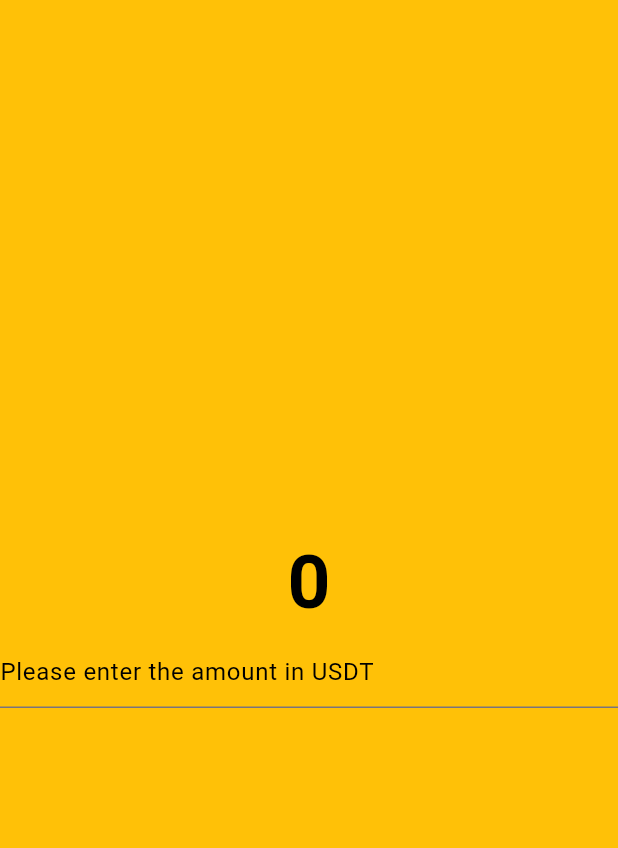
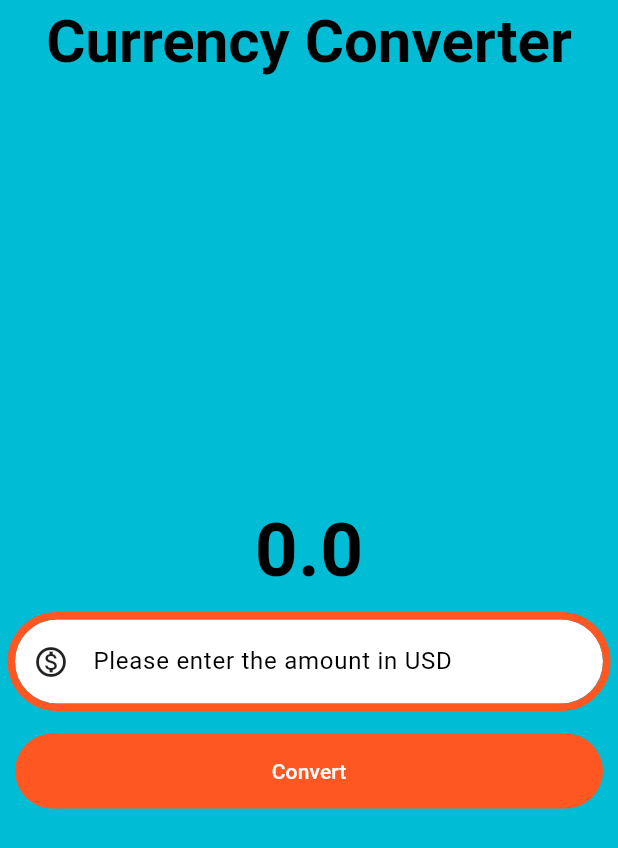
Before and after one commit to as-morat/currency_converter, a Flutter app: the screen it shows after launch, on a phone screen of 412 x 824 dp. Shown: the top 848 px of the screen. Run offline on Flutter 3.47's test engine with Material 3 defaults, Android fonts, the phone set to English and light mode, and no system bars.

Commit message:
Updated README, modified main.dart, replaced currency converter page with new UI

```diff
--- a/lib/Pages/currency_converter_material_page.dart
+++ /dev/null
@@ -1,39 +0,0 @@
-import 'package:flutter/material.dart';
-
-class Material_Page extends StatelessWidget {
-  const Material_Page({super.key});
-
-
-  @override
-  Widget build(BuildContext context) {
-    return const Scaffold(
-      backgroundColor: Colors.amber,
-      body: Center(
-          child: Column(
-            mainAxisAlignment: MainAxisAlignment.center,
-            children: [
-              Text(
-                  '0',
-                style: TextStyle(
-                  fontSize: 50,
-                  fontWeight: FontWeight.bold,
-                  color: Colors.black,
-                ),
-              ),
-              TextField(
-                style: TextStyle(
-                  color: Colors.black,
-                ),
-                decoration: InputDecoration(
-                  hintText: "Please enter the amount in USDT",
-                  hintStyle: TextStyle(
-                    color: Colors.black,
-                  ),
-                  )
-                ),
-            ],
-          ),
-      ),
-    );
-  }
-}
--- /dev/null
+++ b/lib/Pages/currency_converter_user_interface.dart
@@ -0,0 +1,91 @@
+import 'package:flutter/material.dart';
+
+class Currency_Converter_User_Interface extends StatelessWidget {
+  const Currency_Converter_User_Interface({super.key});
+
+  @override
+  Widget build(BuildContext context) {
+    double  result = 0;
+    final TextEditingController textEditingController = TextEditingController();
+    final border = OutlineInputBorder(
+      borderSide: const BorderSide(
+        color: Colors.deepOrange,
+        width: 5,
+        strokeAlign: BorderSide.strokeAlignOutside,
+      ),
+      borderRadius: BorderRadius.circular(60),
+      );
+
+    return Scaffold(
+      backgroundColor: Colors.cyan,
+      appBar: AppBar(
+        backgroundColor: Colors.cyan,
+        elevation: 0,
+        title: const Text(
+          'Currency Converter',
+          style: TextStyle(
+            fontSize: 40,
+            fontWeight: FontWeight.w600,
+            color: Colors.black,
+          ),
+        ),
+        centerTitle: true,
+      ),
+
+      body: Center(
+          child: Column(
+            mainAxisAlignment: MainAxisAlignment.center,
+            children: [
+              Text(
+                result.toString(),
+                style: const TextStyle(
+                  fontSize: 50,
+                  fontWeight: FontWeight.bold,
+                  color: Colors.black,
+                ),
+              ),
+              Padding(
+                padding: const EdgeInsets.all(10.0),
+                child: TextField(
+                  controller: textEditingController,
+                  style: const TextStyle(
+                    color: Colors.black,
+                  ),
+                  decoration: InputDecoration(
+                    hintText: "Please enter the amount in USD",
+                    hintStyle: const TextStyle(
+                      color: Colors.black,
+                    ),
+                    prefixIcon: const Icon(
+                      Icons.monetization_on_outlined,
+                    ),
+                    prefixIconColor: Colors.black87,
+                    filled: true,
+                    fillColor: Colors.white,
+                    focusedBorder: border,
+                    enabledBorder: border,
+                    ),
+                  keyboardType: const TextInputType.numberWithOptions(
+                    decimal: true,
+                  ),
+                  ),
+              ),
+              Padding(
+                padding: const EdgeInsets.all(10.0),
+                child: TextButton(onPressed: () {
+                    result = double.parse(textEditingController.text) * 119.47;
+                  },
+                  style: TextButton.styleFrom(
+                    backgroundColor: Colors.deepOrange,
+                    foregroundColor: Colors.white,
+                    minimumSize: const Size(double.infinity, 50),
+                  ),
+                  child: const Text('Convert'),
+                ),
+              ),
+            ],
+          ),
+      ),
+    );
+  }
+}
--- a/lib/main.dart
+++ b/lib/main.dart
@@ -1,6 +1,7 @@
 import 'package:flutter/material.dart';
 
-import 'Pages/currency_converter_material_page.dart';
+import 'Pages/currency_converter_user_interface.dart';
+
 
 void main(){
   runApp(const MyApp());
@@ -10,8 +11,8 @@ class MyApp extends StatelessWidget{
 
   @override
   Widget build(BuildContext context) {
-    return MaterialApp(
-      home: Material_Page(),
+    return const MaterialApp(
+      home: Currency_Converter_User_Interface(),
     );
   }
 
```
Also changed, not shown: 1 other file.
